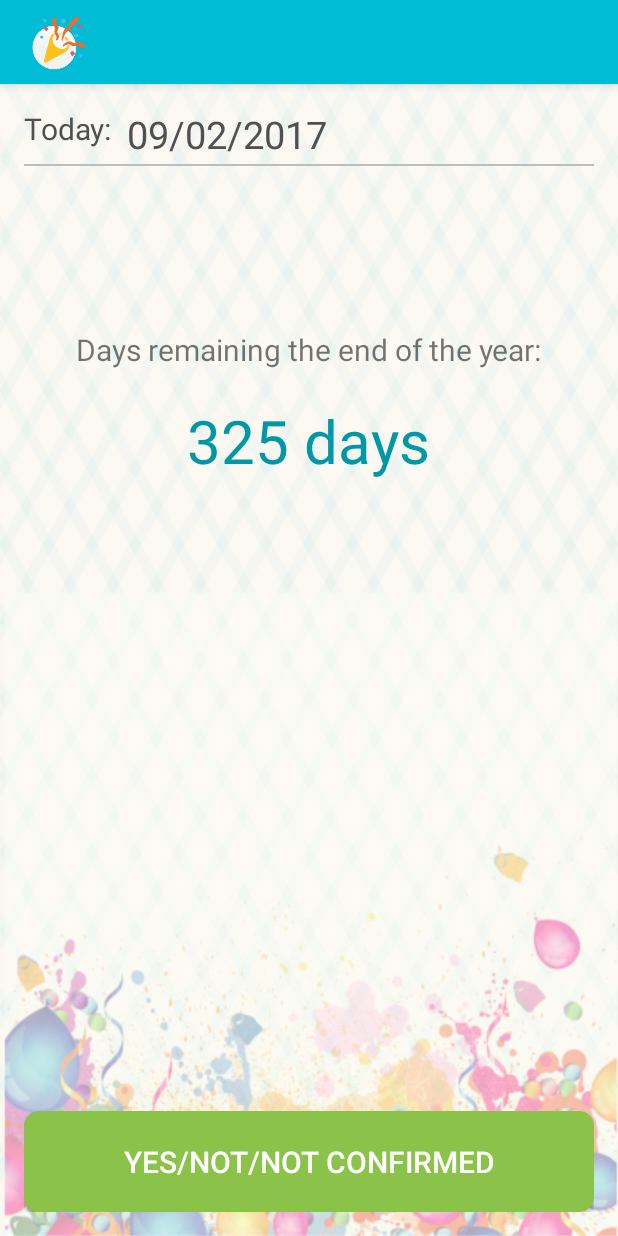
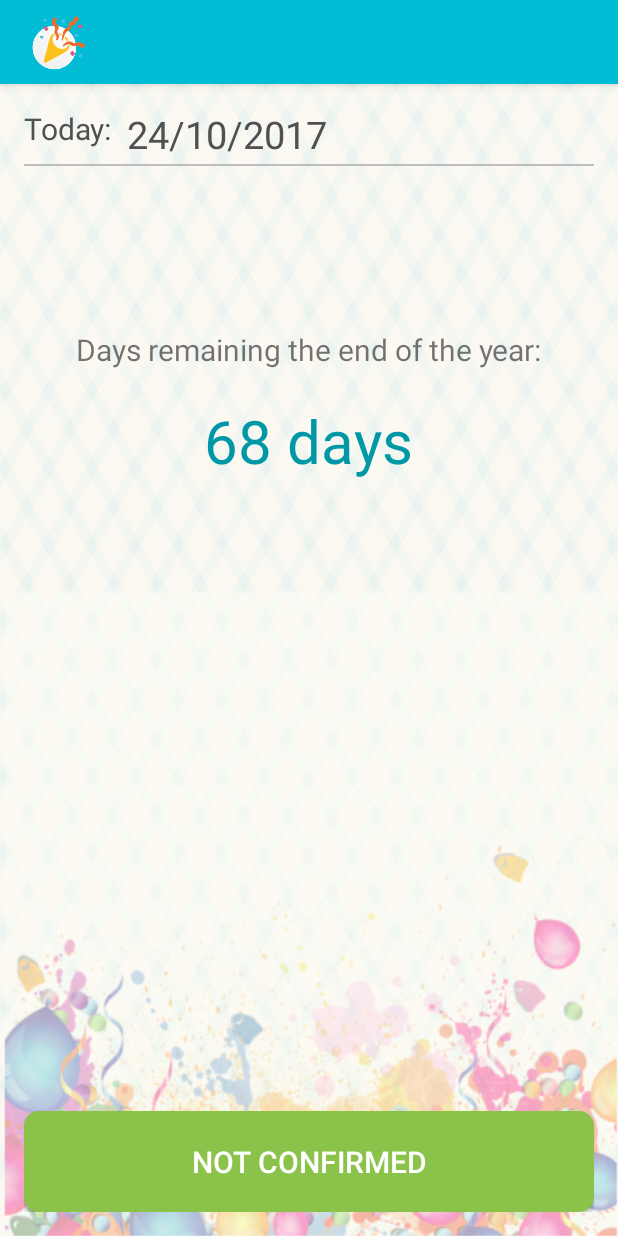
Before and after one commit to FernandoNardi/Party, an Android app: the screen it shows after launch (MainActivity), on a phone screen of 412 x 824 dp. Run offline under Robolectric (Android 15) with nearby library versions, the phone set to English and light mode, and no system bars.

Commit message:
finalizing the application example. Udemy developer course kotlin - application android.

```diff
--- a/app/src/main/AndroidManifest.xml
+++ b/app/src/main/AndroidManifest.xml
@@ -10,14 +10,14 @@
         android:roundIcon="@mipmap/ic_launcher_round"
         android:supportsRtl="true"
         android:theme="@style/AppTheme">
-        <activity android:name=".MainActivity">
+        <activity android:name=".activity.MainActivity">
             <intent-filter>
                 <action android:name="android.intent.action.MAIN" />
 
                 <category android:name="android.intent.category.LAUNCHER" />
             </intent-filter>
         </activity>
-        <activity android:name=".DetailsActivity"></activity>
+        <activity android:name=".activity.DetailsActivity"></activity>
     </application>
 
 </manifest>
--- a/app/src/main/java/br/nardi/party/MainActivity.kt
+++ /dev/null
@@ -1,17 +0,0 @@
-package br.nardi.party
-
-import android.support.v7.app.AppCompatActivity
-import android.os.Bundle
-
-class MainActivity : AppCompatActivity() {
-
-    override fun onCreate(savedInstanceState: Bundle?) {
-        super.onCreate(savedInstanceState)
-        setContentView(R.layout.activity_main)
-
-        supportActionBar?.setDisplayShowTitleEnabled(false)
-        supportActionBar?.setDisplayShowHomeEnabled(true)
-        supportActionBar?.setIcon(R.mipmap.ic_launcher)
-    }
-
-}
--- /dev/null
+++ b/app/src/main/java/br/nardi/party/activity/MainActivity.kt
@@ -0,0 +1,82 @@
+package br.nardi.party.activity
+
+import android.content.Intent
+import android.support.v7.app.AppCompatActivity
+import android.os.Bundle
+import android.view.View
+import android.widget.Button
+import android.widget.TextView
+import br.nardi.party.R
+import br.nardi.party.constants.EndOfYearConstants
+import br.nardi.party.util.SecurityPreferences
+import java.text.SimpleDateFormat
+import java.util.*
+
+class MainActivity : AppCompatActivity(), View.OnClickListener {
+
+    private val viewHolder: ViewHolder = ViewHolder()
+    private lateinit var securityPreferences: SecurityPreferences
+    private val simpleDateFormat = SimpleDateFormat("dd/MM/yyyy")
+
+    override fun onClick(v: View?) {
+        val id = v?.id
+        if (id == R.id.button_confirm) {
+            val presence = securityPreferences.getString(EndOfYearConstants.PRESENCE)
+            val intent = Intent(this, DetailsActivity::class.java)
+            intent.putExtra(EndOfYearConstants.PRESENCE, presence)
+            startActivity(intent)
+        }
+    }
+
+    override fun onCreate(savedInstanceState: Bundle?) {
+        super.onCreate(savedInstanceState)
+        setContentView(R.layout.activity_main)
+
+        supportActionBar?.setDisplayShowTitleEnabled(false)
+        supportActionBar?.setDisplayShowHomeEnabled(true)
+        supportActionBar?.setIcon(R.mipmap.ic_launcher)
+
+        this.viewHolder.today = findViewById(R.id.text_today) as TextView
+        this.viewHolder.daysLeft = findViewById(R.id.text_days_left) as TextView
+        this.viewHolder.confirm = findViewById(R.id.button_confirm) as Button
+        this.viewHolder.confirm.setOnClickListener(this)
+
+        this.securityPreferences = SecurityPreferences(this)
+
+        // today
+        this.viewHolder.today.text = this.simpleDateFormat.format(Calendar.getInstance().time)
+
+        // remaining days
+        this.viewHolder.daysLeft.text = "${getDaysLeftEndOfYear()} ${getString(R.string.days)}"
+    }
+
+    override fun onResume() {
+        super.onResume()
+        this.verifyPresence()
+    }
+
+    private fun getDaysLeftEndOfYear(): String {
+        val calendar = Calendar.getInstance()
+        val today = calendar.get(Calendar.DAY_OF_YEAR)
+
+        val calendarEndOfYear = Calendar.getInstance()
+        val december31 = calendarEndOfYear.getActualMaximum(Calendar.DAY_OF_YEAR)
+        return (december31 - today).toString()
+    }
+
+    private fun verifyPresence() {
+        val presence = securityPreferences.getString(EndOfYearConstants.PRESENCE)
+        when (presence) {
+            "" -> this.viewHolder.confirm.setText(R.string.not_confirmed)
+            EndOfYearConstants.CONFIRM_WILL_GO -> this.viewHolder.confirm.setText(R.string.yes)
+            else -> this.viewHolder.confirm.setText(R.string.not)
+        }
+    }
+
+    private class ViewHolder {
+        lateinit var today: TextView
+        lateinit var daysLeft: TextView
+        lateinit var confirm: Button
+    }
+
+}
--- /dev/null
+++ b/app/src/main/java/br/nardi/party/constants/EndOfYearConstants.kt
@@ -0,0 +1,10 @@
+package br.nardi.party.constants
+
+class EndOfYearConstants private constructor() {
+
+    companion object {
+        val PRESENCE = "presence_key"
+        val CONFIRM_WILL_GO = "yes"
+        val CONFIRM_WONT_GO = "no"
+    }
+}
--- /dev/null
+++ b/app/src/main/java/br/nardi/party/util/ScurityPreferences.kt
@@ -0,0 +1,17 @@
+package br.nardi.party.util
+
+import android.content.Context
+
+class SecurityPreferences (context: Context){
+
+    val sharedPreferences = context.getSharedPreferences("EndOfYear", Context.MODE_PRIVATE)
+
+    fun storeString(key: String, value: String) {
+        this.sharedPreferences.edit().putString(key, value).apply()
+    }
+
+    fun getString(key: String): String {
+        return this.sharedPreferences.getString(key, "")
+    }
+
+}
--- a/app/src/main/res/layout/activity_details.xml
+++ b/app/src/main/res/layout/activity_details.xml
@@ -10,7 +10,7 @@
     android:paddingRight="@dimen/activity_horizontal_margin"
     android:paddingTop="@dimen/activity_vertical_margin"
     android:background="@drawable/background"
-    tools:context=".DetailsActivity">
+    tools:context=".activity.DetailsActivity">
 
     <TextView
         android:layout_width="wrap_content"
@@ -28,11 +28,11 @@
 
     <CheckBox
         android:id="@+id/check_participate"
-        android:layout_width="wrap_content"
+        android:layout_width="match_parent"
         android:layout_height="0dp"
         android:layout_gravity="center"
         android:layout_weight="8"
         android:text="@string/are_you_going_to_participate"
-        android:textSize="24sp" />
+        android:textSize="20sp" />
 
 </LinearLayout>
--- a/app/src/main/res/layout/activity_main.xml
+++ b/app/src/main/res/layout/activity_main.xml
@@ -9,7 +9,7 @@
     android:background="@drawable/background"
     android:paddingRight="@dimen/activity_horizontal_margin"
     android:paddingTop="@dimen/activity_vertical_margin"
-    tools:context=".MainActivity">
+    tools:context=".activity.MainActivity">
 
     <TextView
         android:id="@+id/text_label_today"
@@ -64,7 +64,7 @@
         android:layout_alignParentBottom="true"
         android:padding="20dp"
         android:background="@drawable/round_corner_button"
-        android:text="yes/not/not confirmed"
+        android:text="yes/no/not confirmed"
         android:textColor="@color/colorTextWhite"
         android:textSize="20sp" />
 
```
Also changed, not shown: app/src/main/java/br/nardi/party/DetailsActivity.kt (deleted, +0 -16 lines), app/src/main/java/br/nardi/party/activity/DetailsActivity.kt (added, +53 -0 lines).
